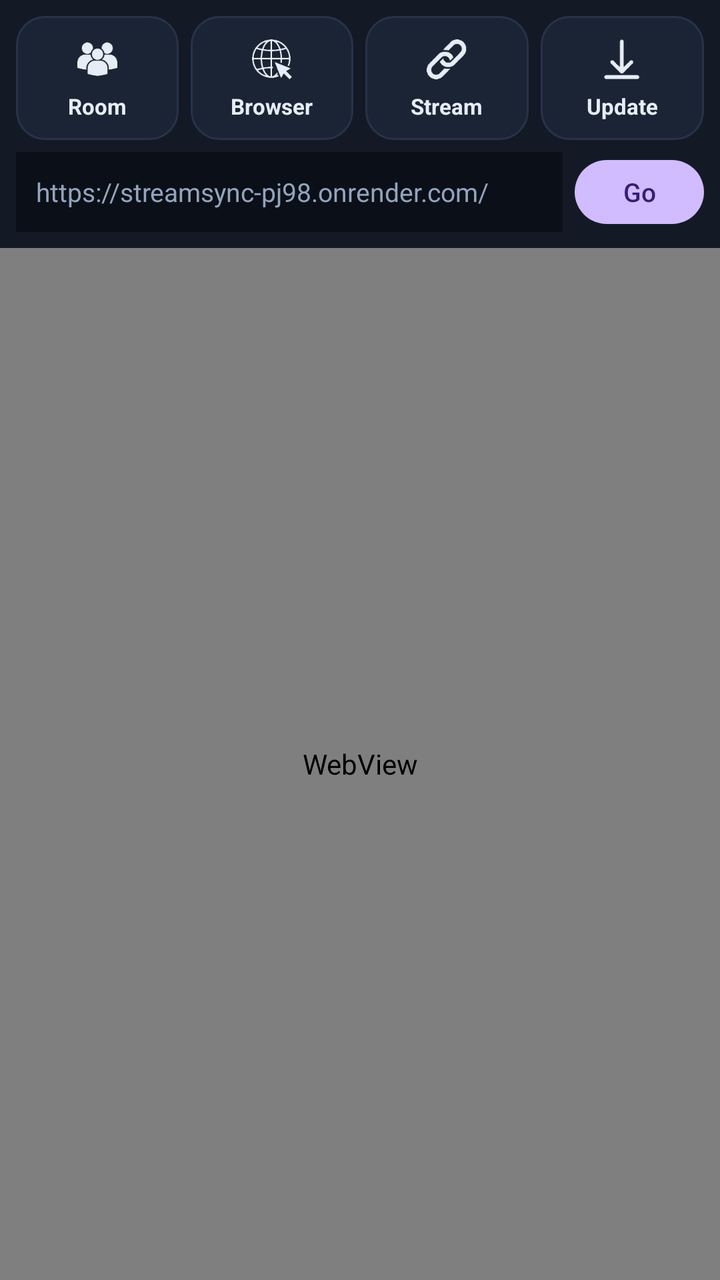
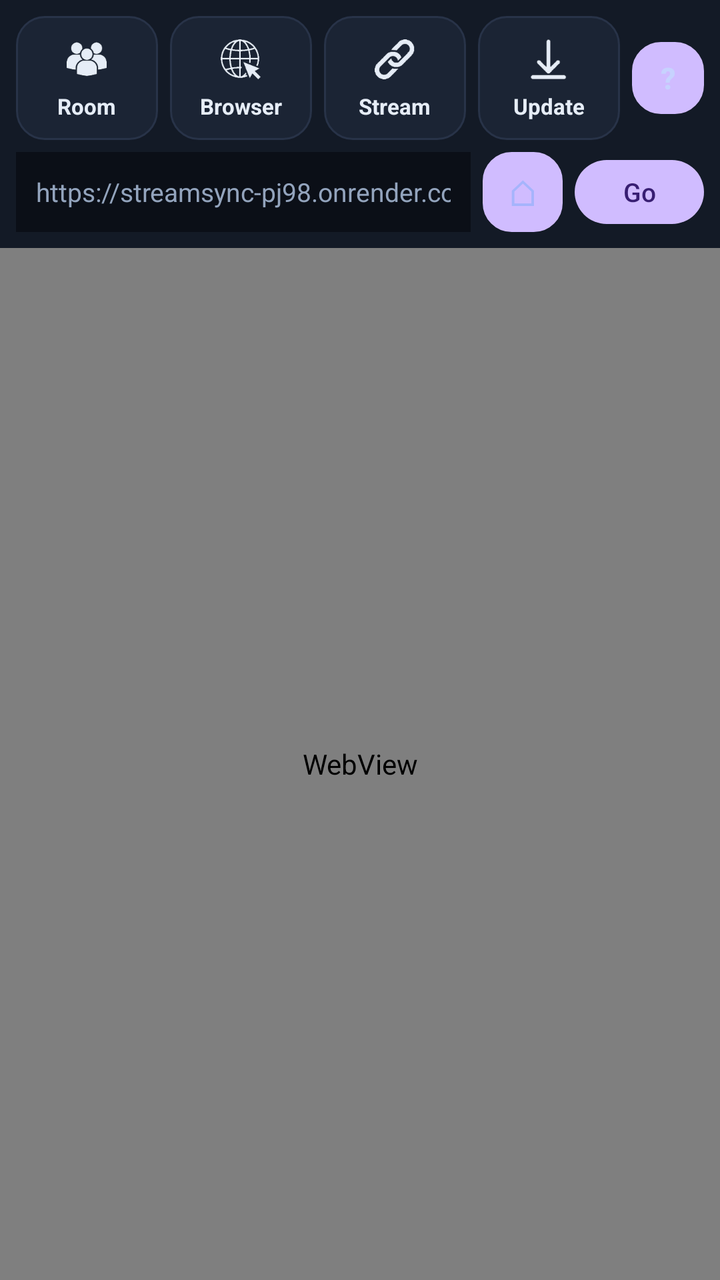

An Android layout rendered at two revisions. The XML below is the earlier revision; the diff shows what the commit changed to produce the second picture.
<!-- AndroidManifest.xml: application theme Theme.Material3.Dark.NoActionBar -->
<!-- res/layout/activity_main.xml -->
<?xml version="1.0" encoding="utf-8"?>
<LinearLayout xmlns:android="http://schemas.android.com/apk/res/android"
    xmlns:app="http://schemas.android.com/apk/res-auto"
    android:id="@+id/rootLayout"
    android:layout_width="match_parent"
    android:layout_height="match_parent"
    android:background="#0B0F17"
    android:orientation="vertical">

    
    <LinearLayout
        android:id="@+id/topModeBar"
        android:layout_width="match_parent"
        android:layout_height="wrap_content"
        android:background="#131A26"
        android:gravity="center_vertical"
        android:orientation="horizontal"
        android:paddingStart="8dp"
        android:paddingTop="8dp"
        android:paddingEnd="8dp"
        android:paddingBottom="6dp">

        <LinearLayout
            android:id="@+id/btnTabRoom"
            android:layout_width="0dp"
            android:layout_height="62dp"
            android:layout_marginEnd="6dp"
            android:layout_weight="1"
            android:background="@drawable/bg_nav_tile"
            android:clickable="true"
            android:focusable="true"
            android:gravity="center"
            android:orientation="vertical"
            android:padding="6dp">

            <ImageView
                android:layout_width="24dp"
                android:layout_height="24dp"
                android:contentDescription="Room"
                android:src="@drawable/ic_tab_room" />

            <TextView
                android:layout_width="wrap_content"
                android:layout_height="wrap_content"
                android:layout_marginTop="4dp"
                android:maxLines="1"
                android:text="Room"
                android:textColor="#E6EDF7"
                android:textSize="11sp"
                android:textStyle="bold" />
        </LinearLayout>

        <LinearLayout
            android:id="@+id/btnTabBrowser"
            android:layout_width="0dp"
            android:layout_height="62dp"
            android:layout_marginEnd="6dp"
            android:layout_weight="1"
            android:background="@drawable/bg_nav_tile"
            android:clickable="true"
            android:focusable="true"
            android:gravity="center"
            android:orientation="vertical"
            android:padding="6dp">

            <ImageView
                android:layout_width="24dp"
                android:layout_height="24dp"
                android:contentDescription="Browser"
                android:src="@drawable/ic_tab_browser" />

            <TextView
                android:layout_width="wrap_content"
                android:layout_height="wrap_content"
                android:layout_marginTop="4dp"
                android:maxLines="1"
                android:text="Browser"
                android:textColor="#E6EDF7"
                android:textSize="11sp"
                android:textStyle="bold" />
        </LinearLayout>

        <LinearLayout
            android:id="@+id/btnStreams"
            android:layout_width="0dp"
            android:layout_height="62dp"
            android:layout_marginEnd="6dp"
            android:layout_weight="1"
            android:background="@drawable/bg_nav_tile"
            android:clickable="true"
            android:focusable="true"
            android:gravity="center"
            android:orientation="vertical"
            android:padding="6dp">

            <ImageView
                android:layout_width="24dp"
                android:layout_height="24dp"
                android:contentDescription="Stream"
                android:src="@drawable/ic_tab_stream" />

            <TextView
                android:id="@+id/tvStreamLabel"
                android:layout_width="wrap_content"
                android:layout_height="wrap_content"
                android:layout_marginTop="4dp"
                android:maxLines="1"
                android:text="Stream"
                android:textColor="#E6EDF7"
                android:textSize="11sp"
                android:textStyle="bold" />
        </LinearLayout>

        <LinearLayout
            android:id="@+id/btnUpdate"
            android:layout_width="0dp"
            android:layout_height="62dp"
            android:layout_weight="1"
            android:background="@drawable/bg_nav_tile"
            android:clickable="true"
            android:focusable="true"
            android:gravity="center"
            android:orientation="vertical"
            android:padding="6dp">

            <ImageView
                android:layout_width="24dp"
                android:layout_height="24dp"
                android:contentDescription="Update"
                android:src="@drawable/ic_tab_update" />

            <TextView
                android:id="@+id/tvUpdateLabel"
                android:layout_width="wrap_content"
                android:layout_height="wrap_content"
                android:layout_marginTop="4dp"
                android:maxLines="1"
                android:text="Update"
                android:textColor="#E6EDF7"
                android:textSize="11sp"
                android:textStyle="bold" />
        </LinearLayout>
    </LinearLayout>

    
    <LinearLayout
        android:id="@+id/addressBar"
        android:layout_width="match_parent"
        android:layout_height="wrap_content"
        android:background="#131A26"
        android:gravity="center_vertical"
        android:orientation="horizontal"
        android:paddingStart="8dp"
        android:paddingEnd="8dp"
        android:paddingBottom="8dp">

        <Button
            android:id="@+id/btnShield"
            android:layout_width="wrap_content"
            android:layout_height="40dp"
            android:layout_marginEnd="6dp"
            android:backgroundTint="#1B2434"
            android:minWidth="0dp"
            android:paddingStart="8dp"
            android:paddingEnd="8dp"
            android:text="Shield: ON"
            android:textAllCaps="false"
            android:textColor="#6EE7B7"
            android:textSize="11sp"
            android:visibility="gone" />

        <EditText
            android:id="@+id/etUrl"
            android:layout_width="0dp"
            android:layout_height="40dp"
            android:layout_marginEnd="6dp"
            android:layout_weight="1"
            android:background="#0B0F17"
            android:hint="https://streamsync-pj98.onrender.com/"
            android:imeOptions="actionGo"
            android:inputType="textUri"
            android:paddingStart="10dp"
            android:paddingEnd="10dp"
            android:singleLine="true"
            android:textColor="#E6EDF7"
            android:textColorHint="#93A4BD"
            android:textSize="13sp" />

        <Button
            android:id="@+id/btnGo"
            android:layout_width="wrap_content"
            android:layout_height="40dp"
            android:minWidth="52dp"
            android:text="Go"
            android:textAllCaps="false"
            android:textSize="13sp" />
    </LinearLayout>

    
    <LinearLayout
        android:id="@+id/guestAssistBanner"
        android:layout_width="match_parent"
        android:layout_height="wrap_content"
        android:background="#4F46E5"
        android:gravity="center_vertical"
        android:orientation="horizontal"
        android:paddingStart="10dp"
        android:paddingTop="6dp"
        android:paddingEnd="10dp"
        android:paddingBottom="6dp"
        android:visibility="gone">

        <TextView
            android:id="@+id/tvGuestAssistText"
            android:layout_width="0dp"
            android:layout_height="wrap_content"
            android:layout_marginEnd="8dp"
            android:layout_weight="1"
            android:text="Tocca Play sul video: appena parte il browser si chiude e torni in Room sincronizzato!"
            android:textColor="#FFFFFF"
            android:textSize="12sp"
            android:textStyle="bold" />

        <Button
            android:id="@+id/btnCancelGuestAssist"
            android:layout_width="wrap_content"
            android:layout_height="32dp"
            android:backgroundTint="#312E81"
            android:minWidth="0dp"
            android:paddingStart="10dp"
            android:paddingEnd="10dp"
            android:text="Annulla"
            android:textAllCaps="false"
            android:textColor="#FFFFFF"
            android:textSize="11sp" />
    </LinearLayout>

    
    <FrameLayout
        android:layout_width="match_parent"
        android:layout_height="0dp"
        android:layout_weight="1">

        
        <org.mozilla.geckoview.GeckoView
            android:id="@+id/browserGeckoView"
            android:layout_width="match_parent"
            android:layout_height="match_parent"
            android:visibility="gone" />

        
        <LinearLayout
            android:id="@+id/roomPane"
            android:layout_width="match_parent"
            android:layout_height="match_parent"
            android:background="#0B0F17"
            android:clickable="true"
            android:focusable="true"
            android:orientation="vertical">

            <LinearLayout
                android:id="@+id/nativePlayerContainer"
                android:layout_width="match_parent"
                android:layout_height="wrap_content"
                android:background="#05070B"
                android:orientation="vertical"
                android:visibility="gone">

                <LinearLayout
                    android:id="@+id/nativePlayerHeader"
                    android:layout_width="match_parent"
                    android:layout_height="wrap_content"
                    android:background="#131A26"
                    android:gravity="center_vertical"
                    android:orientation="horizontal"
                    android:paddingStart="10dp"
                    android:paddingTop="4dp"
                    android:paddingEnd="10dp"
                    android:paddingBottom="4dp">

                    <TextView
                        android:id="@+id/tvNativePlayerTitle"
                        android:layout_width="0dp"
                        android:layout_height="wrap_content"
                        android:layout_weight="1"
                        android:ellipsize="end"
                        android:maxLines="1"
                        android:text="StreamSync Player"
                        android:textColor="#E6EDF7"
                        android:textSize="12sp"
                        android:textStyle="bold" />

                    <TextView
                        android:id="@+id/tvNativePlayerBadge"
                        android:layout_width="wrap_content"
                        android:layout_height="wrap_content"
                        android:layout_marginStart="8dp"
                        android:text="ExoPlayer"
                        android:textColor="#A5B4FC"
                        android:textSize="11sp" />
                </LinearLayout>

                <androidx.media3.ui.PlayerView
                    android:id="@+id/nativePlayerView"
                    android:layout_width="match_parent"
                    android:layout_height="225dp"
                    android:background="#000000"
                    app:resize_mode="fit"
                    app:show_buffering="always"
                    app:use_controller="true" />
            </LinearLayout>

            <WebView
                android:id="@+id/roomWebView"
                android:layout_width="match_parent"
                android:layout_height="0dp"
                android:layout_weight="1" />
        </LinearLayout>
    </FrameLayout>

</LinearLayout>
<!-- resources referenced by this layout -->
<resources>
  <!-- drawable bg_nav_tile (drawable) -->
  <?xml version="1.0" encoding="utf-8"?>
  <selector xmlns:android="http://schemas.android.com/apk/res/android">
      <item android:state_selected="true">
          <shape android:shape="rectangle">
              <solid android:color="#6366F1" />
              <corners android:radius="14dp" />
              <stroke android:width="1dp" android:color="#818CF8" />
          </shape>
      </item>
      <item android:state_pressed="true">
          <shape android:shape="rectangle">
              <solid android:color="#283348" />
              <corners android:radius="14dp" />
              <stroke android:width="1dp" android:color="#6366F1" />
          </shape>
      </item>
      <item>
          <shape android:shape="rectangle">
              <solid android:color="#1B2434" />
              <corners android:radius="14dp" />
              <stroke android:width="1dp" android:color="#283348" />
          </shape>
      </item>
  </selector>
  <!-- drawable ic_tab_browser: png bitmap (drawable, 9585 bytes) -->
  <!-- drawable ic_tab_room: png bitmap (drawable, 6347 bytes) -->
  <!-- drawable ic_tab_stream: png bitmap (drawable, 6634 bytes) -->
  <!-- drawable ic_tab_update: png bitmap (drawable, 2947 bytes) -->
</resources>

<!-- the commit's change to res/layout/activity_main.xml (unified diff, before → after) -->
@@ -115,6 +115,7 @@
             android:id="@+id/btnUpdate"
             android:layout_width="0dp"
             android:layout_height="62dp"
+            android:layout_marginEnd="6dp"
             android:layout_weight="1"
             android:background="@drawable/bg_nav_tile"
             android:clickable="true"
@@ -140,6 +141,19 @@
                 android:textSize="11sp"
                 android:textStyle="bold" />
         </LinearLayout>
+
+        <Button
+            android:id="@+id/btnGuide"
+            android:layout_width="36dp"
+            android:layout_height="36dp"
+            android:background="@drawable/bg_nav_tile"
+            android:minWidth="0dp"
+            android:minHeight="0dp"
+            android:padding="0dp"
+            android:text="?"
+            android:textColor="#C7D2FE"
+            android:textSize="15sp"
+            android:textStyle="bold" />
     </LinearLayout>
 
     
@@ -185,6 +199,18 @@
             android:textColor="#E6EDF7"
             android:textColorHint="#93A4BD"
             android:textSize="13sp" />
+
+        <Button
+            android:id="@+id/btnHome"
+            android:layout_width="40dp"
+            android:layout_height="40dp"
+            android:layout_marginEnd="6dp"
+            android:background="@drawable/bg_nav_tile"
+            android:minWidth="0dp"
+            android:padding="0dp"
+            android:text="&#8962;"
+            android:textColor="#A5B4FC"
+            android:textSize="18sp" />
 
         <Button
             android:id="@+id/btnGo"
